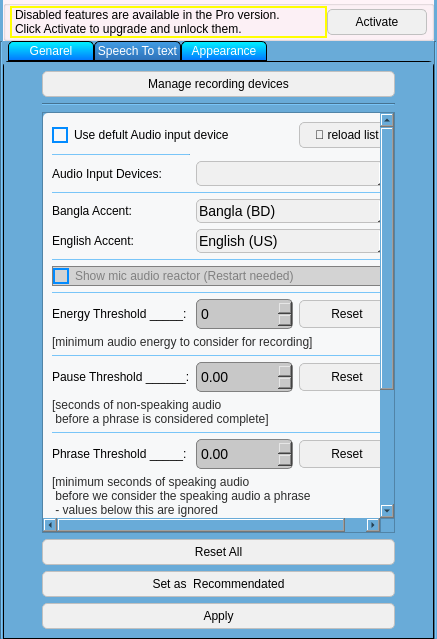
Qt form Uis/Options.ui (nabil-bot/Stable-Updates) before a commit.
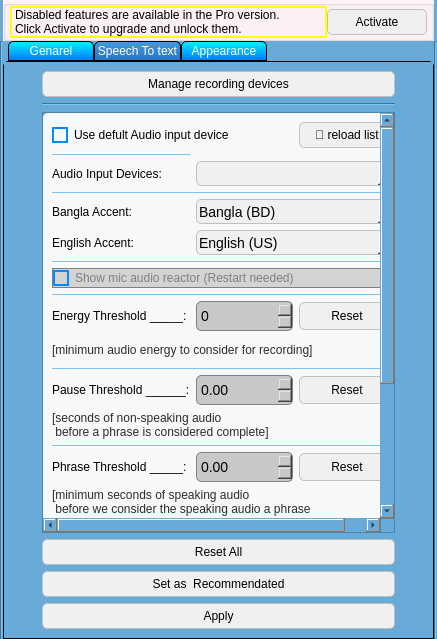
The same form after that commit. The open tabs and pages were chosen to show the change. Icons and pictures are not drawn.

Patch:
```diff
--- a/Uis/Options.ui
+++ b/Uis/Options.ui
@@ -1288,7 +1288,7 @@
              <x>0</x>
              <y>0</y>
              <width>361</width>
-             <height>638</height>
+             <height>644</height>
             </rect>
            </property>
            <layout class="QGridLayout" name="gridLayout_6">
@@ -1355,6 +1355,12 @@
               <layout class="QGridLayout" name="gridLayout_2">
                <item row="5" column="0">
                 <widget class="QLabel" name="label_35">
+                 <property name="minimumSize">
+                  <size>
+                   <width>0</width>
+                   <height>25</height>
+                  </size>
+                 </property>
                  <property name="text">
                   <string>English Accent:</string>
                  </property>
@@ -1502,6 +1508,12 @@
                </item>
                <item row="12" column="0">
                 <widget class="QLabel" name="label_2">
+                 <property name="minimumSize">
+                  <size>
+                   <width>0</width>
+                   <height>25</height>
+                  </size>
+                 </property>
                  <property name="text">
                   <string>Pause Threshold ______:</string>
                  </property>
@@ -1628,6 +1640,12 @@
                </item>
                <item row="9" column="0">
                 <widget class="QLabel" name="label">
+                 <property name="minimumSize">
+                  <size>
+                   <width>0</width>
+                   <height>25</height>
+                  </size>
+                 </property>
                  <property name="text">
                   <string>Energy Threshold _____:</string>
                  </property>
@@ -1635,6 +1653,12 @@
                </item>
                <item row="10" column="0" colspan="3">
                 <widget class="QLabel" name="label_5">
+                 <property name="minimumSize">
+                  <size>
+                   <width>0</width>
+                   <height>25</height>
+                  </size>
+                 </property>
                  <property name="styleSheet">
                   <string notr="true">font: 75 12pt &quot;MS Shell Dlg 2&quot;;
 color: rgba(0, 0, 0, 210);</string>
@@ -1721,6 +1745,12 @@
                </item>
                <item row="4" column="0">
                 <widget class="QLabel" name="label_34">
+                 <property name="minimumSize">
+                  <size>
+                   <width>0</width>
+                   <height>25</height>
+                  </size>
+                 </property>
                  <property name="text">
                   <string>Bangla Accent:</string>
                  </property>
@@ -1728,6 +1758,12 @@
                </item>
                <item row="4" column="1" colspan="2">
                 <widget class="QComboBox" name="AccentComboBox">
+                 <property name="minimumSize">
+                  <size>
+                   <width>0</width>
+                   <height>25</height>
+                  </size>
+                 </property>
                  <item>
                   <property name="text">
                    <string>Bangla (BD)</string>
@@ -1755,6 +1791,12 @@
                </item>
                <item row="5" column="1" colspan="2">
                 <widget class="QComboBox" name="EnglishAccentComboBox">
+                 <property name="minimumSize">
+                  <size>
+                   <width>0</width>
+                   <height>25</height>
+                  </size>
+                 </property>
                  <item>
                   <property name="text">
                    <string>English (US)</string>
@@ -1774,6 +1816,12 @@
                </item>
                <item row="0" column="0" colspan="2">
                 <widget class="QCheckBox" name="defultMicCheckBox">
+                 <property name="minimumSize">
+                  <size>
+                   <width>0</width>
+                   <height>20</height>
+                  </size>
+                 </property>
                  <property name="text">
                   <string>Use defult Audio input device</string>
                  </property>
```
Left out of the diff: 42 changed lines with no effect on the pictures.
